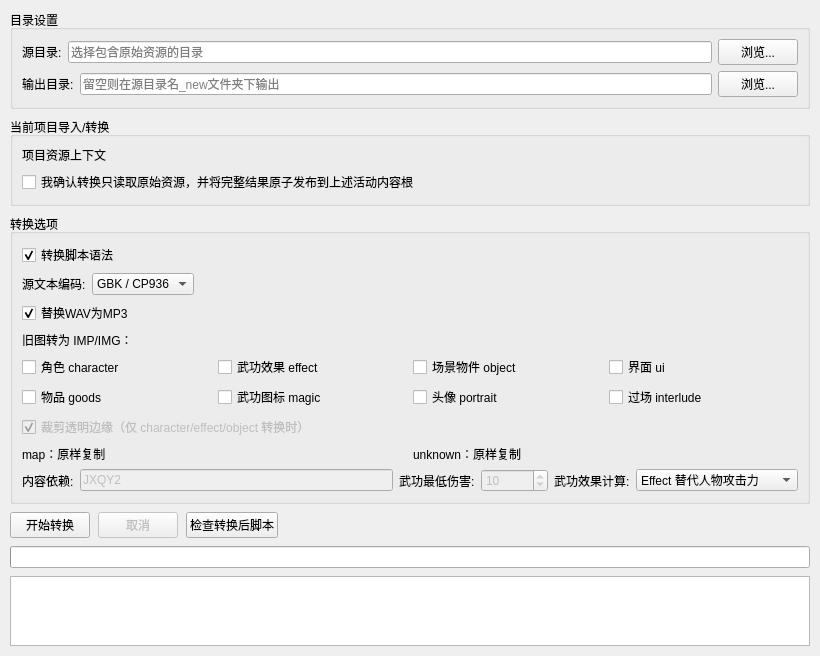
Before: the Qt Designer form jxqy-editor/ui/BatchConvertWindow.ui in Upwinded/JXQY-all-in-one, drawn with Qt 5.
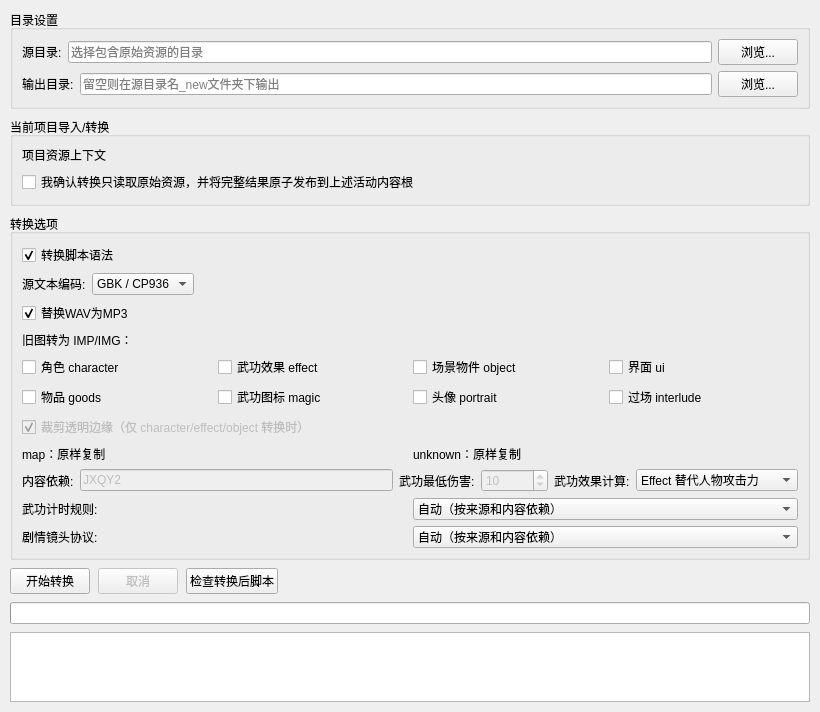
After: the same form once the commit is applied.

What changed in the file:
```diff
--- a/jxqy-editor/ui/BatchConvertWindow.ui
+++ b/jxqy-editor/ui/BatchConvertWindow.ui
@@ -363,6 +363,38 @@
         </item>
        </layout>
       </item>
+      <item>
+       <layout class="QHBoxLayout" name="magicTimingLayout">
+        <item>
+         <widget class="QLabel" name="magicTimingModeLabel">
+          <property name="text"><string>武功计时规则:</string></property>
+         </widget>
+        </item>
+        <item>
+         <widget class="QComboBox" name="magicTimingModeComboBox">
+          <property name="toolTip"><string>自动按来源配置、C# 输入特征及内容依赖选择；不使用 UI 布局推断。</string></property>
+          <item><property name="text"><string>自动（按来源和内容依赖）</string></property></item>
+          <item><property name="text"><string>固定毫秒（兼容）</string></property></item>
+          <item><property name="text"><string>剑二：逻辑步</string></property></item>
+          <item><property name="text"><string>新剑／月影原版：动画帧</string></property></item>
+          <item><property name="text"><string>C#：动画帧，保留时间余数</string></property></item>
+         </widget>
+        </item>
+       </layout>
+      </item>
+      <item>
+       <layout class="QHBoxLayout" name="moveScreenProfileLayout">
+        <item><widget class="QLabel" name="moveScreenProfileLabel">
+         <property name="text"><string>剧情镜头协议:</string></property>
+        </widget></item>
+        <item><widget class="QComboBox" name="moveScreenProfileComboBox">
+         <property name="toolTip"><string>自动按脚本来源及内容依赖选择；独立于武功计时与 UI 布局。</string></property>
+         <item><property name="text"><string>自动（按来源和内容依赖）</string></property></item>
+         <item><property name="text"><string>原版三部曲</string></property></item>
+         <item><property name="text"><string>C# 来源</string></property></item>
+        </widget></item>
+       </layout>
+      </item>
      </layout>
     </widget>
    </item>
```
